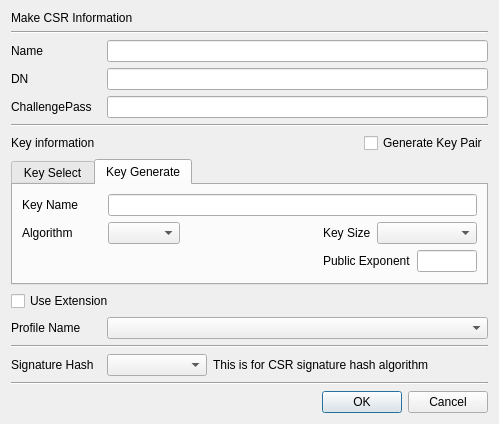
First picture: the form in CertMan/make_req_dlg.ui, repository jykim74/CertMan, before the edit.
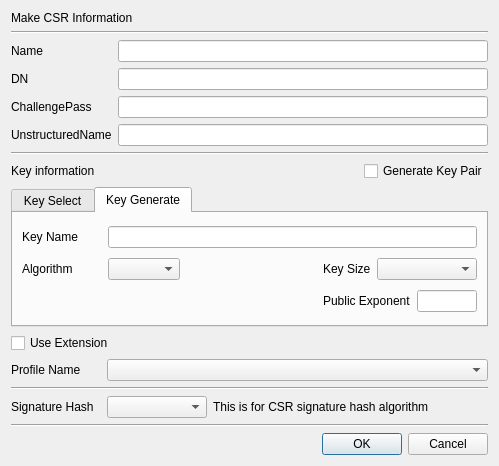
Second picture: the form after the edit.

Commit message:
CSR 입포트 오류 수정 및 UnstructuredName 필드 지원
입력 시간을 현재 시간으로 설정
상태를 NotUsed 로 설정

Patch:
```diff
--- a/CertMan/make_req_dlg.ui
+++ b/CertMan/make_req_dlg.ui
@@ -7,7 +7,7 @@
     <x>0</x>
     <y>0</y>
     <width>499</width>
-    <height>409</height>
+    <height>466</height>
    </rect>
   </property>
   <property name="windowTitle">
@@ -69,6 +69,16 @@
      <item row="2" column="1">
       <widget class="QLineEdit" name="mChallengePassText"/>
      </item>
+     <item row="3" column="0">
+      <widget class="QLabel" name="label_12">
+       <property name="text">
+        <string>UnstructuredName</string>
+       </property>
+      </widget>
+     </item>
+     <item row="3" column="1">
+      <widget class="QLineEdit" name="mUnstructuredNameText"/>
+     </item>
     </layout>
    </item>
    <item>
```
Left out of the diff: 40 changed lines with no effect on the pictures. The commit also changes 8 other files.
